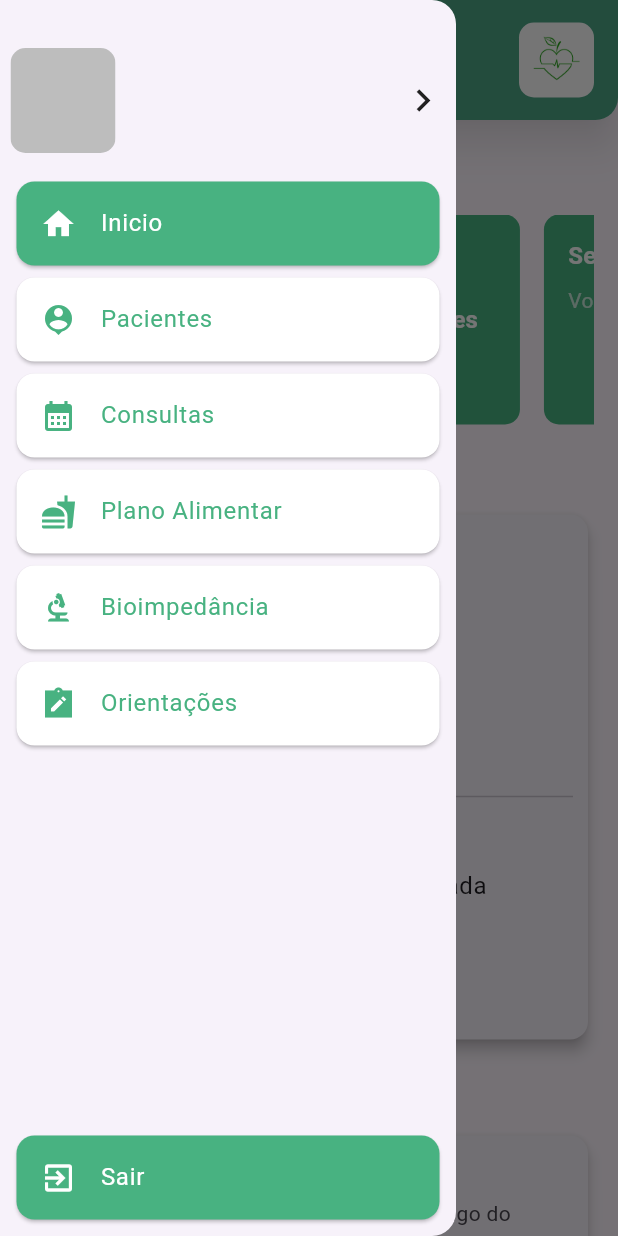
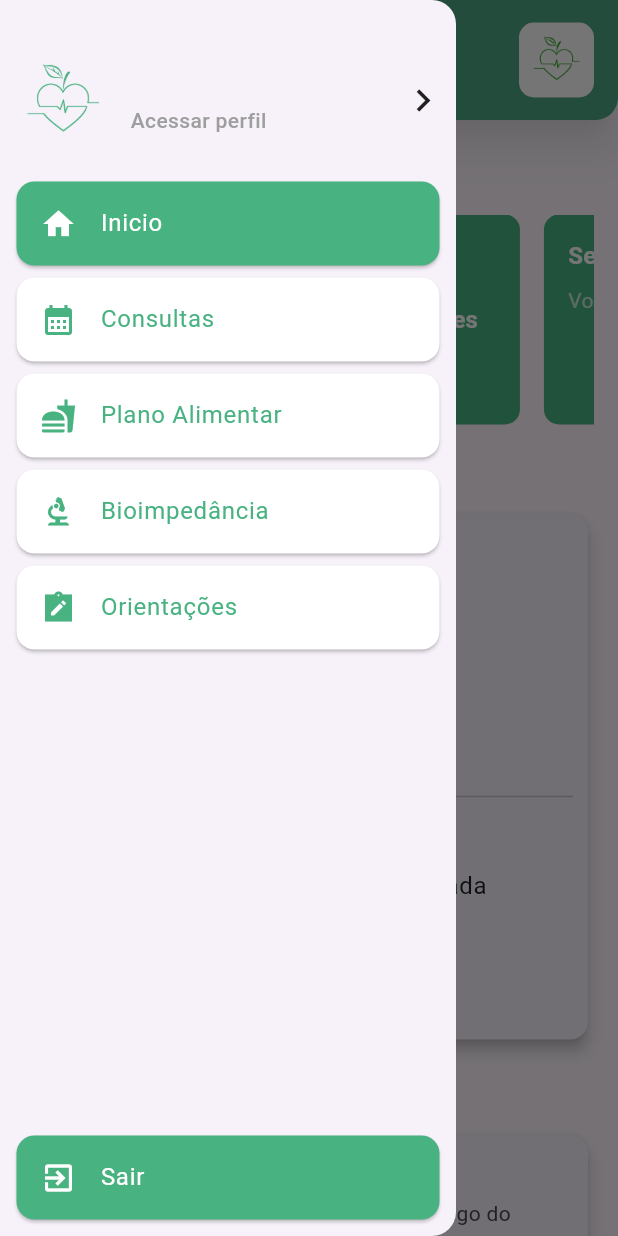
Before and after one commit to LucasBottura16/nutrikmais, a Flutter app: the HomeView screen opened by its route, with the side drawer open, on a phone screen of 412 x 824 dp. Run offline on Flutter 3.47's test engine with Material 3 defaults, Android fonts, the phone set to English and light mode, and no system bars; our stand-ins replace cloud_firestore, firebase_auth, firebase_core, firebase_storage, image_picker, mask_text_input_formatter and 1 more; accounts and stored records are empty.

Commit message:
feat: Tela de perfil

```diff
--- a/lib/create_account_screen/models/create_account_model.dart
+++ b/lib/create_account_screen/models/create_account_model.dart
@@ -10,6 +10,7 @@ class DBCreateAccountNutritionist {
   String? _care;
   String? _address;
   String? _phone;
+  String? _photo;
   String? _typeUser = "Nutritionist";
 
   DBCreateAccountNutritionist();
@@ -27,6 +28,7 @@ class DBCreateAccountNutritionist {
     address = documentSnapshot["address"];
     phone = documentSnapshot["phone"];
     typeUser = documentSnapshot["typeUser"];
+    photo = documentSnapshot["photo"];
   }
 
   Map<String, dynamic> toMap(uid) {
@@ -42,6 +44,7 @@ class DBCreateAccountNutritionist {
         'address': _address,
         'phone': _phone,
         'typeUser': _typeUser,
+        'photo': "null",
       };
     }
 
@@ -75,6 +78,9 @@ class DBCreateAccountNutritionist {
   String get phone => _phone!;
   set phone(String value) => _phone = value;
 
+  String get photo => _photo!;
+  set photo(String value) => _photo = value;
+
   String get typeUser => _typeUser!;
   set typeUser(String value) => _typeUser = value;
 }
--- a/lib/home_screen/home_service.dart
+++ b/lib/home_screen/home_service.dart
@@ -1,5 +1,6 @@
 import 'package:cloud_firestore/cloud_firestore.dart';
 import 'package:firebase_auth/firebase_auth.dart';
+import 'package:flutter/cupertino.dart';
 import 'package:shared_preferences/shared_preferences.dart';
 
 class HomeService {
@@ -7,33 +8,94 @@ class HomeService {
 
   static Future<void> getMyDetails() async {
     FirebaseFirestore firestore = FirebaseFirestore.instance;
-    await firestore
-        .collection("Nutritionists")
-        .doc(auth.currentUser!.uid)
-        .get()
-        .then((value) => _details(value));
+    final userUid = auth.currentUser!.uid;
+
+    try {
+      final nutritionistDoc = await firestore
+          .collection("Nutritionists")
+          .doc(userUid)
+          .get();
+
+      if (nutritionistDoc.exists && nutritionistDoc.data() != null) {
+        await _details(nutritionistDoc, "nutritionist");
+        return;
+      }
+
+      final patientQuery = await firestore
+          .collection("Patients")
+          .where("uidPatient", isEqualTo: userUid)
+          .get();
+
+      if (patientQuery.docs.isNotEmpty) {
+        final patientDoc = patientQuery.docs.first;
+        await _details(patientDoc, "patient");
+        return;
+      }
+
+      debugPrint(
+        "Usuário não encontrado nas coleções Nutritionists ou Patients",
+      );
+    } catch (e) {
+      debugPrint("Erro ao buscar detalhes do usuário: $e");
+    }
   }
 
-  static Future<void> _details(DocumentSnapshot? myDetails) async {
-    if (myDetails != null && myDetails.data() != null) {
+  static Future<void> _details(
+    DocumentSnapshot myDetails,
+    String userType,
+  ) async {
+    try {
       SharedPreferences prefs = await SharedPreferences.getInstance();
-
       var details = myDetails.data() as Map<String, dynamic>;
 
-      String typeUser = details["typeUser"];
+      debugPrint("Detalhes do usuário: $details");
+      debugPrint("Tipo de usuário: $userType");
 
-      switch (typeUser) {
+      switch (userType) {
         case "nutritionist":
-          prefs.setString("nameNutritionist", details["nameNutritionist"]);
-          prefs.setString("crnNutritionist", details["crn"]);
+          prefs.setString("uidLogged", details["uid"] ?? "");
+          prefs.setString("nameLogged", details["nameNutritionist"] ?? "");
+          prefs.setString("photoLogged", details["photo"] ?? "");
+
+          prefs.setString("crnNutritionist", details["crn"] ?? "");
+          prefs.setString("cpf", details["cpf"] ?? "");
+          prefs.setString("state", details["state"] ?? "");
+          prefs.setString("address", details["address"] ?? "");
+          prefs.setString("phone", details["phone"] ?? "");
+
+          //prefs.setString("care", details["care"] ?? "");
+          //prefs.setString("service", details["service"] ?? "");
+          prefs.setString("typeUser", details["typeUser"]);
           break;
         case "patient":
-          prefs.setString("namePatient", details["patient"]);
-          prefs.setString("codePatient", details["codePatient"]);
+          prefs.setString("uidLogged", details["uidPatient"] ?? "");
+          prefs.setString("nameLogged", details["patient"] ?? "");
+          prefs.setString("photoLogged", details["photo"] ?? "");
+
+          prefs.setString(
+            "nameNutritionist",
+            details["nameNutritionist"] ?? "",
+          );
+          prefs.setString("crnNutritionist", details["crnNutritionist"] ?? "");
+          prefs.setString("uidNutritionist", details["uidNutritionist"] ?? "");
+
+          prefs.setString("patient", details["patient"] ?? "");
+          prefs.setString("age", details["age"] ?? "");
+          prefs.setString("cpf", details["cpf"] ?? "");
+          prefs.setString("gender", details["gender"] ?? "");
+          prefs.setString("address", details["address"] ?? "");
+          prefs.setString("phone", details["phone"] ?? "");
+          prefs.setString("email", details["email"] ?? "");
+
+          prefs.setString("lastschedule", details["lastschedule"] ?? "");
+          prefs.setString("typeUser", details["typeUser"] ?? "");
+          prefs.setString("uidAccount", details["uidAccount"] ?? "");
           break;
         default:
           break;
       }
+    } catch (e) {
+      debugPrint("Erro ao salvar detalhes: $e");
     }
   }
 }
--- a/lib/home_screen/home_view.dart
+++ b/lib/home_screen/home_view.dart
@@ -3,6 +3,7 @@ import 'package:nutrikmais/home_screen/home_service.dart';
 import 'package:nutrikmais/utils/app_bar.dart';
 import 'package:nutrikmais/utils/colors.dart';
 import 'package:nutrikmais/utils/my_drawer.dart';
+import 'package:shared_preferences/shared_preferences.dart';
 
 class HomeView extends StatefulWidget {
   const HomeView({super.key});
@@ -12,10 +13,25 @@ class HomeView extends StatefulWidget {
 }
 
 class _HomeViewState extends State<HomeView> {
+  String _nome = "";
+
+  _verifyAccount() async {
+    SharedPreferences prefs = await SharedPreferences.getInstance();
+    _nome = prefs.getString('nameLogged') ?? '';
+
+    if (_nome.isEmpty) {
+      debugPrint("buscando no banco...");
+      await HomeService.getMyDetails();
+    }
+    setState(() {
+      _nome = prefs.getString('nameLogged') ?? '';
+    });
+  }
+
   @override
   void initState() {
     super.initState();
-    HomeService.getMyDetails();
+    _verifyAccount();
   }
 
   @override
@@ -29,8 +45,8 @@ class _HomeViewState extends State<HomeView> {
           child: Column(
             crossAxisAlignment: CrossAxisAlignment.start,
             children: [
-              const Text(
-                'Olá, Karine Fernandes',
+              Text(
+                'Olá, $_nome!',
                 style: TextStyle(fontSize: 19, fontWeight: FontWeight.bold),
               ),
               const SizedBox(height: 20),
--- a/lib/route_generator.dart
+++ b/lib/route_generator.dart
@@ -4,6 +4,7 @@ import 'package:nutrikmais/home_screen/home_view.dart';
 import 'package:nutrikmais/main.dart';
 import 'package:nutrikmais/patient_screen/add_pacient_screen/add_patient_view.dart';
 import 'package:nutrikmais/patient_screen/patient_view.dart';
+import 'package:nutrikmais/profile_screen/profile_view.dart';
 
 class RouteGenerator {
   static const String routeLogin = "/routes";
@@ -11,6 +12,7 @@ class RouteGenerator {
   static const String createAccount = "/createAccount";
   static const String patientScreen = "/patient_screen";
   static const String addPatientScreen = "/add_patient_screen";
+  static const String profileScreen = "/profile_screen";
 
   static var args;
 
@@ -28,6 +30,8 @@ class RouteGenerator {
         return MaterialPageRoute(builder: (_) => const PatientView());
       case addPatientScreen:
         return MaterialPageRoute(builder: (_) => const AddPatientView());
+      case profileScreen:
+        return MaterialPageRoute(builder: (_) => const ProfileView());
       default:
         _errorRoute();
     }
--- a/lib/utils/my_drawer.dart
+++ b/lib/utils/my_drawer.dart
@@ -15,11 +15,51 @@ class MyDrawer extends StatefulWidget {
 
 class _MyDrawerState extends State<MyDrawer> {
   late String _currentScreen;
+  String _nome = "";
+  String _photo = "";
+  String _typeUser = "";
+
+  _verifyAccount() async {
+    SharedPreferences prefs = await SharedPreferences.getInstance();
+    setState(() {
+      _nome = prefs.getString('nameLogged') ?? '';
+      _photo = prefs.getString('photoLogged') ?? '';
+      _typeUser = prefs.getString('typeUser') ?? '';
+    });
+    debugPrint(_typeUser);
+  }
+
+  _singoutAccount() async {
+    SharedPreferences prefs = await SharedPreferences.getInstance();
+    FirebaseAuth auth = FirebaseAuth.instance;
+
+    const List<String> allPossibleKeys = [
+      "uidLogged",
+      "nameLogged",
+      "typeUser",
+      "photoLogged",
+    ];
+
+    for (final key in allPossibleKeys) {
+      if (prefs.containsKey(key)) {
+        await prefs.remove(key);
+      }
+    }
+
+    await auth.signOut().then(
+      (value) => Navigator.pushNamedAndRemoveUntil(
+        context,
+        RouteGenerator.routeLogin,
+        (_) => false,
+      ),
+    );
+  }
 
   @override
   void initState() {
     super.initState();
     _currentScreen = widget.screen;
+    _verifyAccount();
   }
 
   @override
@@ -35,21 +75,56 @@ class _MyDrawerState extends State<MyDrawer> {
                 children: [
                   const SizedBox(height: 25),
                   GestureDetector(
-                    onTap: () {},
+                    onTap: () {
+                      Navigator.pushNamedAndRemoveUntil(
+                        context,
+                        RouteGenerator.profileScreen,
+                        (_) => false,
+                      );
+                    },
                     child: Row(
                       mainAxisAlignment: MainAxisAlignment.spaceBetween,
                       children: [
+                        Row(
+                          children: [
                             ClipRRect(
                               borderRadius: BorderRadius.circular(10.0),
-                          child: SizedBox(
+                              child: _photo == "null" || _photo == ""
+                                  ? Image.asset(
+                                      "images/Logo.png",
+                                      color: MyColors.myPrimary,
+                                      width: 70,
                                       height: 70,
+                                      fit: BoxFit.cover,
+                                    )
+                                  : Image.network(
+                                      _photo,
                                       width: 70,
-                            child: Container(
-                              color: Colors.grey.shade400,
                                       height: 70,
-                              width: 70,
+                                      fit: BoxFit.cover,
                                     ),
                             ),
+                            const SizedBox(width: 10),
+                            Column(
+                              crossAxisAlignment: CrossAxisAlignment.start,
+                              children: [
+                                Text(
+                                  _nome,
+                                  style: const TextStyle(
+                                    fontSize: 18,
+                                    fontWeight: FontWeight.w700,
+                                  ),
+                                ),
+                                Text(
+                                  "Acessar perfil",
+                                  style: const TextStyle(
+                                    fontWeight: FontWeight.w500,
+                                    color: Colors.grey,
+                                  ),
+                                ),
+                              ],
+                            ),
+                          ],
                         ),
                         const Icon(
                           Icons.keyboard_arrow_right_outlined,
@@ -87,6 +162,7 @@ class _MyDrawerState extends State<MyDrawer> {
                       },
                     ),
                   ),
+                  if (_typeUser == "nutritionist")
                     Card(
                       color: _currentScreen == "patient_screen"
                           ? MyColors.myPrimary
@@ -220,14 +296,7 @@ class _MyDrawerState extends State<MyDrawer> {
                     style: TextStyle(color: Colors.white),
                   ),
                   onTap: () {
-                    FirebaseAuth auth = FirebaseAuth.instance;
-                    auth.signOut().then(
-                      (value) => Navigator.pushNamedAndRemoveUntil(
-                        context,
-                        RouteGenerator.routeLogin,
-                        (_) => false,
-                      ),
-                    );
+                    _singoutAccount();
                   },
                 ),
               ),
```
Also changed, not shown: lib/login_screen/login_view.dart (+8 -1 lines), lib/profile_screen/profile_service.dart (added, +73 -0 lines), lib/profile_screen/profile_view.dart (added, +155 -0 lines). Lines whose indentation alone changed are shown as unchanged.
